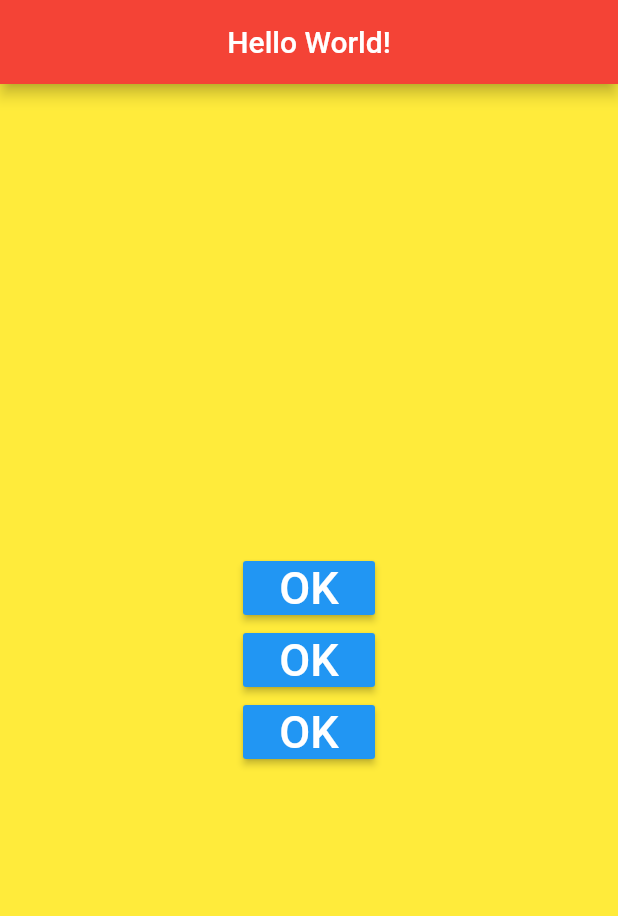
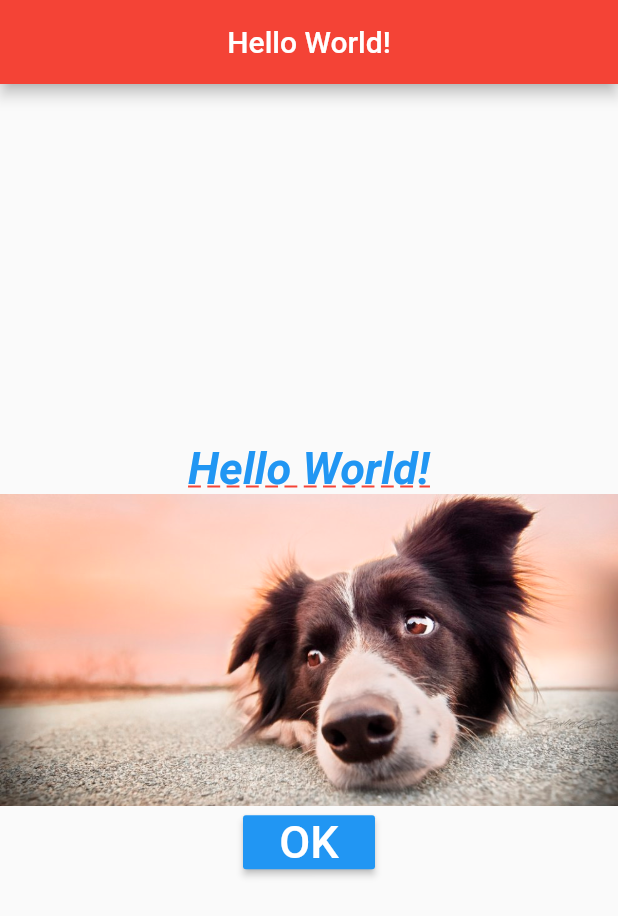
Before and after one commit to Cantinho/flutter-basic, a Flutter app: the screen it shows after launch, on a phone screen of 412 x 824 dp. Shown: the top 916 px of the screen. Run offline on Flutter 3.47's test engine with Material 2 defaults, Android fonts, the phone set to English and light mode, and no system bars.

Commit message:
add column

```diff
--- a/flutter_basic/lib/home_page.dart
+++ b/flutter_basic/lib/home_page.dart
@@ -15,20 +15,13 @@ class HomePage extends StatelessWidget {
   }
 
   _body(context) {
-
-    Size size = MediaQuery.of(context).size;
-
     return Container(
-      width: size.width,
-      color: Colors.yellow,
       child: Column(
         mainAxisAlignment: MainAxisAlignment.center,
-        mainAxisSize: MainAxisSize.max,
-        crossAxisAlignment: CrossAxisAlignment.center,
         children: <Widget>[
+          _text(),
+          _img(),
           _button(),
-          _button(),
-          _button()
         ],
       ),
     );
```
